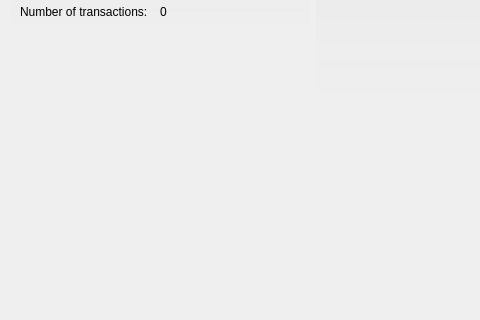
Before: the Qt Designer form src/qt/forms/overviewpage.ui in BERNiecoin/BERNcash, drawn with Qt 5; both pictures show x 0 to 480 and y 145 to 465 of the 625 by 465 pixel window.
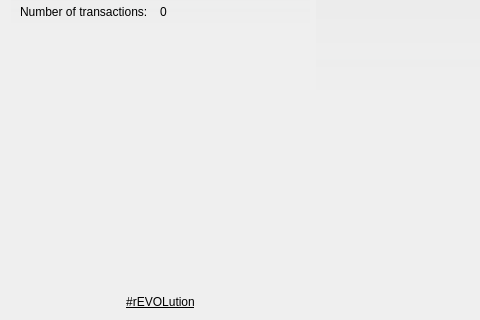
After: the same form once the commit is applied. Icons and pictures are not drawn.

The edit to the form file:
```diff
--- a/src/qt/forms/overviewpage.ui
+++ b/src/qt/forms/overviewpage.ui
@@ -269,6 +269,22 @@
         </property>
        </spacer>
       </item>
+     <item>
+      <widget class="QLabel" name="label_8">
+       <property name="text">
+        <string>&lt;html&gt;&lt;head/&gt;&lt;body&gt;&lt;p&gt;&lt;a href=&quot;http://BERN.cash&quot;&gt;&lt;span style=&quot; text-decoration: underline; color:#000000;&quot;&gt;#rEVOLution&lt;/span&gt;&lt;/a&gt;&lt;/p&gt;&lt;/body&gt;&lt;/html&gt;</string>
+       </property>
+       <property name="textFormat">
+        <enum>Qt::RichText</enum>
+       </property>
+       <property name="alignment">
+        <set>Qt::AlignCenter</set>
+       </property>
+       <property name="openExternalLinks">
+        <bool>true</bool>
+       </property>
+      </widget>
+     </item>
     </layout>
    </item>
    <item>
```
Lines whose indentation alone changed are shown as unchanged.
